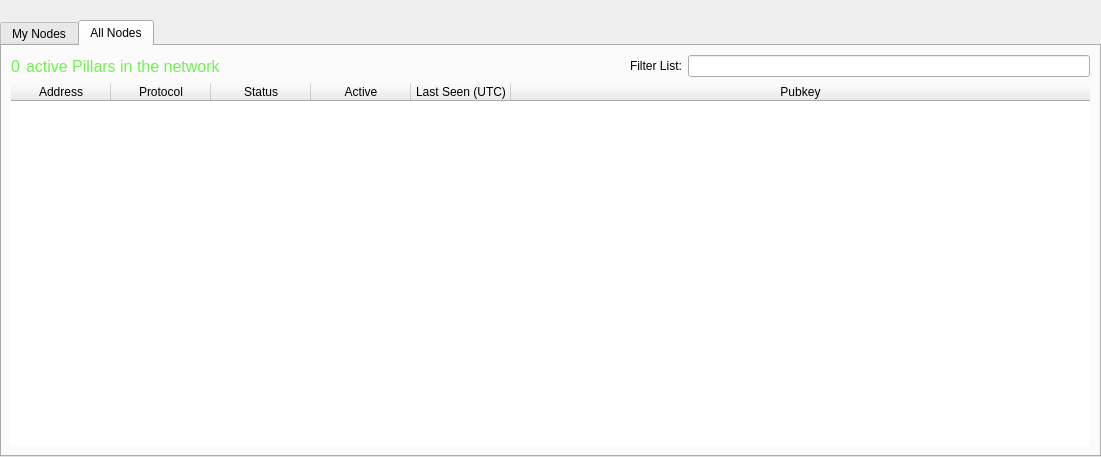
The window that src/qt/forms/masternodelist.ui (zenonnetwork/zenon) describes before a commit, drawn with Qt 5.
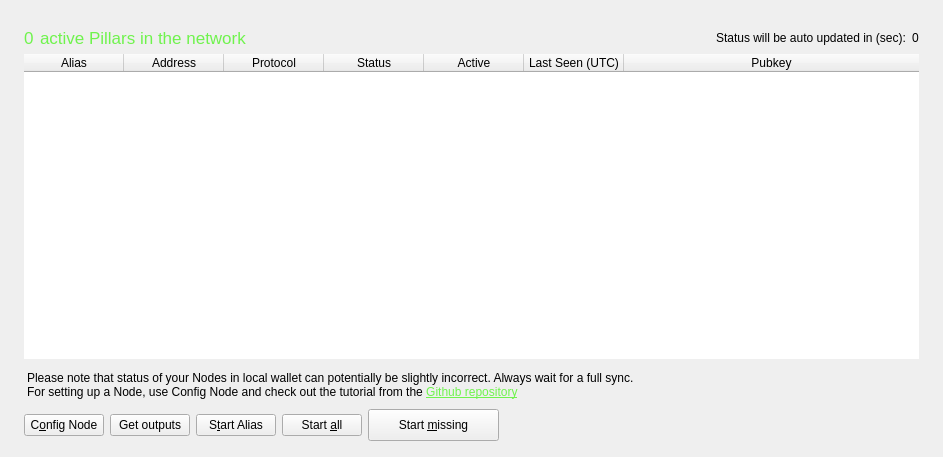
The same window after the commit.

```diff
--- a/src/qt/forms/masternodelist.ui
+++ b/src/qt/forms/masternodelist.ui
@@ -6,15 +6,29 @@
    <rect>
     <x>0</x>
     <y>0</y>
-    <width>1101</width>
+    <width>943</width>
     <height>457</height>
    </rect>
   </property>
   <property name="windowTitle">
    <string>Form</string>
   </property>
-  <layout class="QVBoxLayout" name="topLayout">
+  <layout class="QHBoxLayout" name="horizontalLayout" stretch="0">
    <property name="leftMargin">
+    <number>9</number>
+   </property>
+   <property name="topMargin">
+    <number>9</number>
+   </property>
+   <property name="rightMargin">
+    <number>9</number>
+   </property>
+   <property name="bottomMargin">
+    <number>9</number>
+   </property>
+   <item>
+    <layout class="QVBoxLayout" name="verticalLayout_Master" stretch="0,1">
+     <property name="spacing">
     <number>0</number>
    </property>
    <property name="topMargin">
@@ -27,62 +41,110 @@
     <number>0</number>
    </property>
    <item>
+      <widget class="QFrame" name="frame_BG">
+       <layout class="QVBoxLayout" name="verticalLayout_3">
+        <property name="leftMargin">
+         <number>6</number>
+        </property>
+        <property name="topMargin">
+         <number>6</number>
+        </property>
+        <property name="rightMargin">
+         <number>6</number>
+        </property>
+        <property name="bottomMargin">
+         <number>6</number>
+        </property>
+        <item>
+         <widget class="QFrame" name="frame_Content">
     <layout class="QVBoxLayout" name="verticalLayout">
+           <property name="spacing">
+            <number>0</number>
+           </property>
+           <property name="leftMargin">
+            <number>0</number>
+           </property>
+           <property name="topMargin">
+            <number>0</number>
+           </property>
+           <property name="rightMargin">
+            <number>0</number>
+           </property>
      <property name="bottomMargin">
       <number>0</number>
      </property>
      <item>
-      <spacer name="horizontalSpacer0">
-       <property name="orientation">
-        <enum>Qt::Horizontal</enum>
-       </property>
-       <property name="sizeHint" stdset="0">
-        <size>
-         <width>0</width>
-         <height>20</height>
-        </size>
-       </property>
-      </spacer>
-     </item>
-     <item>
-      <widget class="QTabWidget" name="tabWidget">
-       <property name="currentIndex">
-        <number>1</number>
-       </property>
-       <widget class="QWidget" name="tabMyMasternodes">
-        <attribute name="title">
-         <string>My Nodes</string>
-        </attribute>
         <layout class="QGridLayout" name="gridLayout_2">
+             <property name="spacing">
+              <number>2</number>
+             </property>
          <item row="0" column="0">
+              <widget class="QFrame" name="frameList">
           <layout class="QVBoxLayout" name="verticalLayout_2">
            <property name="bottomMargin">
-            <number>0</number>
+                 <number>1</number>
            </property>
            <item>
             <layout class="QHBoxLayout" name="horizontalLayout_note">
+                  <property name="topMargin">
+                   <number>4</number>
+                  </property>
              <property name="bottomMargin">
               <number>0</number>
              </property>
+                  <item alignment="Qt::AlignVCenter">
+                   <widget class="QLabel" name="pillarsCount">
+                    <property name="enabled">
+                     <bool>true</bool>
+                    </property>
+                    <property name="mouseTracking">
+                     <bool>true</bool>
+                    </property>
+                    <property name="styleSheet">
+                     <string notr="true">color: #6FF34D; font-size: 13pt;</string>
+                    </property>
+                    <property name="text">
+                     <string>0</string>
+                    </property>
+                    <property name="textInteractionFlags">
+                     <set>Qt::NoTextInteraction</set>
+                    </property>
+                   </widget>
+                  </item>
+                  <item alignment="Qt::AlignVCenter">
+                   <widget class="QLabel" name="label">
+                    <property name="text">
+                     <string>&lt;html&gt;&lt;head/&gt;&lt;body&gt;&lt;p&gt;&lt;span style=&quot; font-size:13pt; color:#6ff34d;&quot;&gt;active Pillars in the network&lt;/span&gt;&lt;/p&gt;&lt;/body&gt;&lt;/html&gt;</string>
+                    </property>
+                    <property name="textInteractionFlags">
+                     <set>Qt::NoTextInteraction</set>
+                    </property>
+                   </widget>
+                  </item>
              <item>
-              <widget class="QLabel" name="updateNote">
-               <property name="layoutDirection">
-                <enum>Qt::LeftToRight</enum>
-               </property>
-               <property name="autoFillBackground">
-                <bool>false</bool>
-               </property>
+                   <spacer name="horizontalSpacer">
+                    <property name="orientation">
+                     <enum>Qt::Horizontal</enum>
+                    </property>
+                    <property name="sizeHint" stdset="0">
+                     <size>
+                      <width>40</width>
+                      <height>20</height>
+                     </size>
+                    </property>
+                   </spacer>
+                  </item>
+                  <item alignment="Qt::AlignVCenter">
+                   <widget class="QLabel" name="autoupdate_label">
                <property name="text">
-                <string>Please note that status of your nodes in local wallet can potentially be slightly incorrect.&lt;br&gt;Always wait for wallet to sync additional data and then double check from another node if your node should be running but you still see MISSING in &quot;Status&quot; field.&lt;br&gt;For setting up a node, please check out the &lt;a href=&quot;https://github.com/zenonnetwork&quot; style=&quot;color:#6FF34D&quot;&gt;Github repository&lt;/a&gt;</string>
-               </property>
-               <property name="alignment">
-                <set>Qt::AlignCenter</set>
-               </property>
-               <property name="openExternalLinks">
-                <bool>true</bool>
-               </property>
-               <property name="textInteractionFlags">
-                <set>Qt::LinksAccessibleByKeyboard|Qt::LinksAccessibleByMouse</set>
+                     <string>Status will be auto updated in (sec):</string>
+                    </property>
+                   </widget>
+                  </item>
+                  <item alignment="Qt::AlignVCenter">
+                   <widget class="QLabel" name="secondsLabel">
+                    <property name="text">
+                     <string>0</string>
                </property>
               </widget>
              </item>
@@ -108,6 +170,15 @@
                   </color>
                  </brush>
                 </colorrole>
+                     <colorrole role="PlaceholderText">
+                      <brush brushstyle="NoBrush">
+                       <color alpha="128">
+                        <red>51</red>
+                        <green>51</green>
+                        <blue>51</blue>
+                       </color>
+                      </brush>
+                     </colorrole>
                </active>
                <inactive>
                 <colorrole role="Text">
@@ -119,6 +190,15 @@
                   </color>
                  </brush>
                 </colorrole>
+                     <colorrole role="PlaceholderText">
+                      <brush brushstyle="NoBrush">
+                       <color alpha="128">
+                        <red>51</red>
+                        <green>51</green>
+                        <blue>51</blue>
+                       </color>
+                      </brush>
+                     </colorrole>
                </inactive>
                <disabled>
                 <colorrole role="Text">
@@ -130,6 +210,15 @@
                   </color>
                  </brush>
                 </colorrole>
+                     <colorrole role="PlaceholderText">
+                      <brush brushstyle="NoBrush">
+                       <color alpha="128">
+                        <red>51</red>
+                        <green>51</green>
+                        <blue>51</blue>
+                       </color>
+                      </brush>
+                     </colorrole>
                </disabled>
               </palette>
              </property>
@@ -137,7 +226,7 @@
               <enum>QFrame::NoFrame</enum>
              </property>
              <property name="frameShadow">
-              <enum>QFrame::Sunken</enum>
+                   <enum>QFrame::Plain</enum>
              </property>
              <property name="lineWidth">
               <number>0</number>
@@ -200,15 +289,39 @@
              </column>
             </widget>
            </item>
+                <item alignment="Qt::AlignVCenter">
+                 <widget class="QLabel" name="updateNote">
+                  <property name="styleSheet">
+                   <string notr="true">margin-top: 6px; margin-bottom: 4px;</string>
+                  </property>
+                  <property name="text">
+                   <string>&lt;html&gt;&lt;head/&gt;&lt;body&gt;&lt;p&gt;Please note that status of your Nodes in local wallet can potentially be slightly incorrect. Always wait for a full sync.&lt;br/&gt;For setting up a Node, use Config Node and check out the tutorial from the &lt;a href=&quot;https://github.com/zenonnetwork/ZNN-Node-deployer&quot;&gt;&lt;span style=&quot; text-decoration: underline; color:#6ff34d;&quot;&gt;Github repository&lt;/span&gt;&lt;/a&gt;&lt;/p&gt;&lt;/body&gt;&lt;/html&gt;</string>
+                  </property>
+                 </widget>
+                </item>
            <item>
             <layout class="QHBoxLayout" name="horizontalLayout_5">
              <property name="bottomMargin">
               <number>0</number>
              </property>
+                  <item>
+                   <widget class="QPushButton" name="configureMasternodeButton">
+                    <property name="text">
+                     <string>C&amp;onfig Node</string>
+                    </property>
+                   </widget>
+                  </item>
+                  <item>
+                   <widget class="QPushButton" name="getOutputsButton">
+                    <property name="text">
+                     <string>Get outputs</string>
+                    </property>
+                   </widget>
+                  </item>
              <item>
               <widget class="QPushButton" name="startButton">
                <property name="text">
-                <string>S&amp;tart alias</string>
+                     <string>S&amp;tart Alias</string>
                </property>
               </widget>
              </item>
@@ -221,34 +334,19 @@
              </item>
              <item>
               <widget class="QPushButton" name="startMissingButton">
-               <property name="text">
-                <string>Start &amp;MISSING</string>
-               </property>
-              </widget>
-             </item>
-             <item>
-              <widget class="QPushButton" name="UpdateButton">
+                    <property name="minimumSize">
+                     <size>
+                      <width>131</width>
+                      <height>32</height>
+                     </size>
+                    </property>
                <property name="text">
-                <string>&amp;Update status</string>
+                     <string>Start &amp;missing</string>
                </property>
               </widget>
              </item>
              <item>
-              <widget class="QLabel" name="autoupdate_label">
-               <property name="text">
-                <string>Status will be updated automatically in (sec):</string>
-               </property>
-              </widget>
-             </item>
-             <item>
-              <widget class="QLabel" name="secondsLabel">
-               <property name="text">
-                <string>0</string>
-               </property>
-              </widget>
-             </item>
-             <item>
-              <spacer name="horizontalSpacer_5">
+                   <spacer name="horizontalSpacer_2">
                <property name="orientation">
                 <enum>Qt::Horizontal</enum>
                </property>
@@ -263,165 +361,14 @@
             </layout>
            </item>
           </layout>
-         </item>
-        </layout>
-       </widget>
-       <widget class="QWidget" name="tabAllMasternodes">
-        <attribute name="title">
-         <string>All Nodes</string>
-        </attribute>
-        <layout class="QGridLayout" name="gridLayout">
-         <item row="1" column="0">
-          <widget class="QTableWidget" name="tableWidgetMasternodes">
-           <property name="palette">
-            <palette>
-             <active>
-              <colorrole role="Text">
-               <brush brushstyle="SolidPattern">
-                <color alpha="255">
-                 <red>51</red>
-                 <green>51</green>
-                 <blue>51</blue>
-                </color>
-               </brush>
-              </colorrole>
-             </active>
-             <inactive>
-              <colorrole role="Text">
-               <brush brushstyle="SolidPattern">
-                <color alpha="255">
-                 <red>51</red>
-                 <green>51</green>
-                 <blue>51</blue>
-                </color>
-               </brush>
-              </colorrole>
-             </inactive>
-             <disabled>
-              <colorrole role="Text">
-               <brush brushstyle="SolidPattern">
-                <color alpha="255">
-                 <red>85</red>
-                 <green>85</green>
-                 <blue>85</blue>
-                </color>
-               </brush>
-              </colorrole>
-             </disabled>
-            </palette>
-           </property>
-           <property name="frameShape">
-            <enum>QFrame::NoFrame</enum>
-           </property>
-           <property name="lineWidth">
-            <number>0</number>
-           </property>
-           <property name="editTriggers">
-            <set>QAbstractItemView::NoEditTriggers</set>
-           </property>
-           <property name="alternatingRowColors">
-            <bool>true</bool>
-           </property>
-           <property name="selectionBehavior">
-            <enum>QAbstractItemView::SelectRows</enum>
-           </property>
-           <property name="showGrid">
-            <bool>false</bool>
-           </property>
-           <property name="sortingEnabled">
-            <bool>true</bool>
-           </property>
-           <attribute name="horizontalHeaderStretchLastSection">
-            <bool>true</bool>
-           </attribute>
-           <column>
-            <property name="text">
-             <string>Address</string>
-            </property>
-           </column>
-           <column>
-            <property name="text">
-             <string>Protocol</string>
-            </property>
-           </column>
-           <column>
-            <property name="text">
-             <string>Status</string>
-            </property>
-           </column>
-           <column>
-            <property name="text">
-             <string>Active</string>
-            </property>
-           </column>
-           <column>
-            <property name="text">
-             <string>Last Seen (UTC)</string>
-            </property>
-           </column>
-           <column>
-            <property name="text">
-             <string>Pubkey</string>
-            </property>
-           </column>
-          </widget>
-         </item>
-         <item row="0" column="0">
-          <layout class="QHBoxLayout" name="horizontalLayout_3">
-           <property name="bottomMargin">
-            <number>0</number>
-           </property>
-           <item>
-            <widget class="QLabel" name="countLabel">
-             <property name="styleSheet">
-              <string notr="true">font-size:16px; color:#6FF34D;</string>
-             </property>
-             <property name="text">
-              <string>0</string>
-             </property>
-            </widget>
-           </item>
-           <item>
-            <widget class="QLabel" name="label_count">
-             <property name="styleSheet">
-              <string notr="true">font-size:16px; color:#6FF34D;</string>
-             </property>
-             <property name="text">
-              <string>active Pillars in the network</string>
-             </property>
-            </widget>
-           </item>
-           <item>
-            <spacer name="horizontalSpacer_3">
-             <property name="orientation">
-              <enum>Qt::Horizontal</enum>
-             </property>
-             <property name="sizeHint" stdset="0">
-              <size>
-               <width>10</width>
-               <height>20</height>
-              </size>
-             </property>
-            </spacer>
-           </item>
-           <item>
-            <widget class="QLabel" name="label_filter">
-             <property name="text">
-              <string>Filter List:</string>
-             </property>
-            </widget>
-           </item>
-           <item>
-            <widget class="QLineEdit" name="filterLineEdit">
-             <property name="toolTip">
-              <string>Filter masternode list</string>
-             </property>
-            </widget>
-           </item>
+              </widget>
+             </item>
           </layout>
          </item>
         </layout>
        </widget>
+        </item>
+       </layout>
       </widget>
      </item>
     </layout>
```
Left out of the diff: 9 changed lines with no effect on the pictures. Lines whose indentation alone changed are shown as unchanged.
